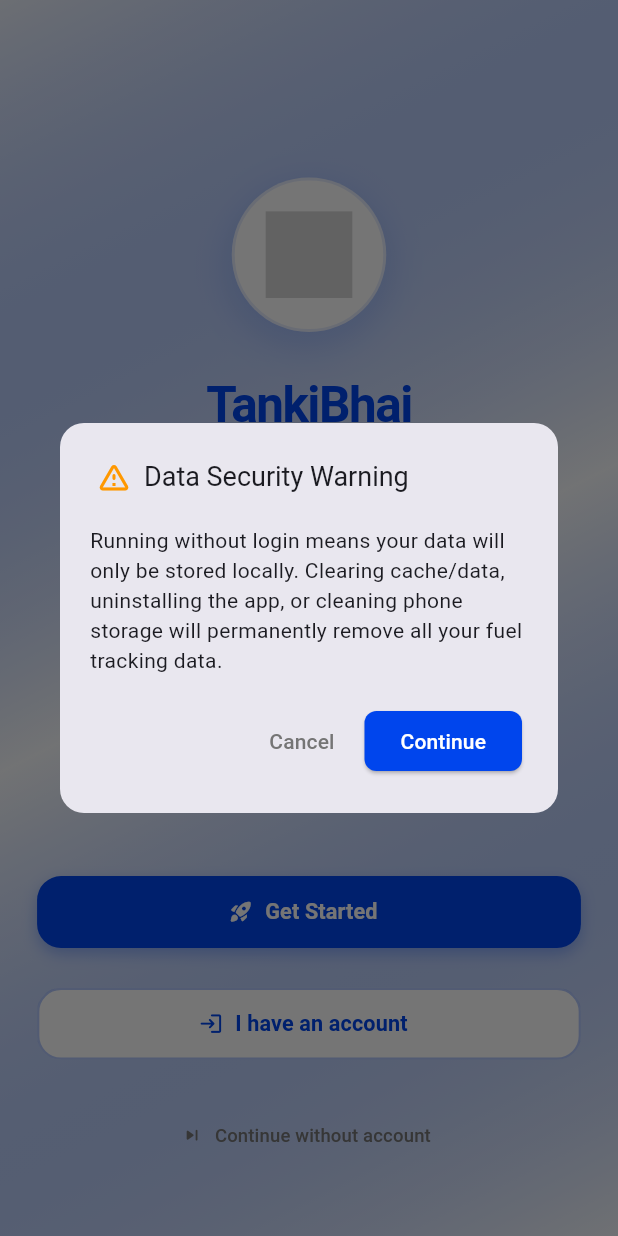
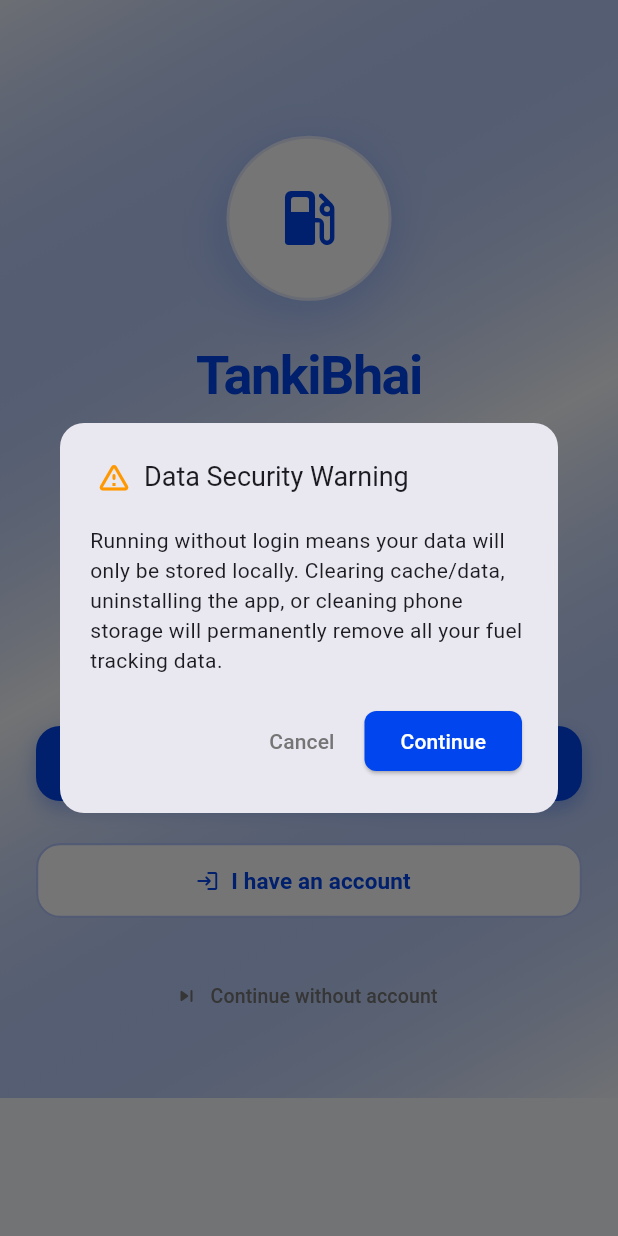
Before and after one commit to azizulever/tankibhai_android, a Flutter app: the WelcomeScreen screen opened directly, after a tap on "Continue without account", on a phone screen of 412 x 824 dp. Run offline on Flutter 3.47's test engine with Material 3 defaults, Android fonts, the light colour scheme and no system bars; our stand-ins replace flutter_svg, get, shared_preferences; accounts and stored records are empty.

Commit message:
auth modified

```diff
--- a/lib/screens/auth/welcome_screen.dart
+++ b/lib/screens/auth/welcome_screen.dart
@@ -1,5 +1,4 @@
 import 'package:flutter/material.dart';
-import 'package:flutter_svg/flutter_svg.dart';
 import 'package:get/get.dart';
 import 'package:mileage_calculator/screens/auth/login_screen.dart';
 import 'package:mileage_calculator/screens/auth/registration_screen.dart';
@@ -12,9 +11,6 @@
 
   @override
   Widget build(BuildContext context) {
-    final screenHeight = MediaQuery.of(context).size.height;
-    final screenWidth = MediaQuery.of(context).size.width;
-
     return Scaffold(
       body: Container(
         decoration: BoxDecoration(
@@ -30,41 +26,35 @@
         ),
         child: SafeArea(
           child: SingleChildScrollView(
-            padding: EdgeInsets.symmetric(
-              horizontal: screenWidth * 0.06,
-              vertical: screenHeight * 0.02,
+            padding: const EdgeInsets.symmetric(
+              horizontal: 24,
+              vertical: 16,
             ),
             child: SizedBox(
-              height: screenHeight - MediaQuery.of(context).padding.top - MediaQuery.of(context).padding.bottom - (screenHeight * 0.04),
+              height: 700,
               child: Column(
                 children: [
-                  SizedBox(height: screenHeight * 0.03), // Reduced from 0.05
+                  const SizedBox(height: 20),
 
                   // Hero Section with App Logo
                   Expanded(
-                    flex: 4, // Increased from 3
+                    flex: 3,
                     child: Column(
                       mainAxisAlignment: MainAxisAlignment.center,
                       children: [
                         // App Logo with modern circular background
                         Container(
-                          width: screenWidth * 0.25, // Reduced from 0.28
-                          height: screenWidth * 0.25, // Reduced from 0.28
-                          constraints: const BoxConstraints(
-                            minWidth: 90, // Reduced from 100
-                            maxWidth: 120, // Reduced from 140
-                            minHeight: 90, // Reduced from 100
-                            maxHeight: 120, // Reduced from 140
-                          ),
+                          width: 110,
+                          height: 110,
                           decoration: BoxDecoration(
                             color: Colors.white,
                             shape: BoxShape.circle,
                             boxShadow: [
                               BoxShadow(
                                 color: primaryColor.withOpacity(0.15),
-                                blurRadius: 20, // Reduced from 30
-                                offset: const Offset(0, 8), // Reduced from 10
-                                spreadRadius: 3, // Reduced from 5
+                                blurRadius: 25,
+                                offset: const Offset(0, 10),
+                                spreadRadius: 4,
                               ),
                             ],
                             border: Border.all(
@@ -72,25 +62,23 @@
                               width: 2,
                             ),
                           ),
-                          child: Padding(
-                            padding: EdgeInsets.all(screenWidth * 0.05), // Reduced from 0.06
-                            child: SvgPicture.asset(
-                              'assets/app_icon.svg',
-                              colorFilter: const ColorFilter.mode(
-                                primaryColor,
-                                BlendMode.srcIn,
-                              ),
+                          child: const Padding(
+                            padding: EdgeInsets.all(24),
+                            child: Icon(
+                              Icons.local_gas_station_rounded,
+                              color: primaryColor,
+                              size: 48,
                             ),
                           ),
                         ),
 
-                        SizedBox(height: screenHeight * 0.03), // Reduced from 0.04
+                        const SizedBox(height: 24),
 
                         // App Title with modern typography
-                        Text(
+                        const Text(
                           'TankiBhai',
                           style: TextStyle(
-                            fontSize: screenWidth * 0.08, // Reduced from 0.09
+                            fontSize: 36,
                             fontWeight: FontWeight.bold,
                             color: primaryColor,
                             letterSpacing: -1,
@@ -98,13 +86,13 @@
                           textAlign: TextAlign.center,
                         ),
 
-                        SizedBox(height: screenHeight * 0.008), // Reduced from 0.01
+                        const SizedBox(height: 8),
 
                         // Subtitle with fuel tracking context
                         Text(
                           'Smart Fuel Tracking',
                           style: TextStyle(
-                            fontSize: screenWidth * 0.04, // Reduced from 0.045
+                            fontSize: 18,
                             fontWeight: FontWeight.w600,
                             color: Colors.grey[700],
                             letterSpacing: 0.5,
@@ -112,56 +100,32 @@
                           textAlign: TextAlign.center,
                         ),
 
-                        SizedBox(height: screenHeight * 0.015), // Reduced from 0.02
+                        const SizedBox(height: 16),
 
                         // Description with fuel-related context
                         Padding(
-                          padding: EdgeInsets.symmetric(horizontal: screenWidth * 0.04), // Reduced from 0.05
+                          padding: const EdgeInsets.symmetric(horizontal: 20),
                           child: Text(
                             'Track fuel consumption • Monitor expenses • Optimize mileage • Save money on every trip',
                             style: TextStyle(
-                              fontSize: screenWidth * 0.035, // Reduced from 0.04
+                              fontSize: 15,
                               color: Colors.grey[600],
-                              height: 1.4, // Reduced from 1.5
+                              height: 1.5,
                             ),
                             textAlign: TextAlign.center,
                           ),
-                        ),
-
-                        SizedBox(height: screenHeight * 0.025), // Reduced from 0.04
-
-                        // Feature highlights with fuel icons
-                        Row(
-                          mainAxisAlignment: MainAxisAlignment.spaceEvenly,
-                          children: [
-                            _buildFeatureItem(
-                              icon: Icons.local_gas_station_rounded,
-                              label: 'Track Fuel',
-                              screenWidth: screenWidth,
-                            ),
-                            _buildFeatureItem(
-                              icon: Icons.timeline_rounded,
-                              label: 'Monitor Trends',
-                              screenWidth: screenWidth,
-                            ),
-                            _buildFeatureItem(
-                              icon: Icons.savings_rounded,
-                              label: 'Save Money',
-                              screenWidth: screenWidth,
-                            ),
-                          ],
                         ),
                       ],
                     ),
                   ),
 
-                  SizedBox(height: screenHeight * 0.02), // Reduced from 0.05
+                  const SizedBox(height: 30),
 
                   // Action Buttons Section
                   Expanded(
-                    flex: 2, // Increased from 1
+                    flex: 2,
                     child: Column(
-                      mainAxisAlignment: MainAxisAlignment.spaceEvenly, // Changed from end
+                      mainAxisAlignment: MainAxisAlignment.spaceEvenly,
                       children: [
                         // Primary CTA Button
                         _buildModernButton(
@@ -169,7 +133,6 @@
                           text: 'Get Started',
                           isPrimary: true,
                           icon: Icons.rocket_launch_rounded,
-                          screenWidth: screenWidth,
                         ),
 
                         // Secondary Button
@@ -178,7 +141,6 @@
                           text: 'I have an account',
                           isPrimary: false,
                           icon: Icons.login_rounded,
-                          screenWidth: screenWidth,
                         ),
 
                         // Continue without account
@@ -186,14 +148,14 @@
                           onPressed: () => _showRunWithoutLoginDialog(context),
                           icon: Icon(
                             Icons.skip_next_rounded,
-                            size: screenWidth * 0.035, // Reduced from 0.04
+                            size: 16,
                             color: Colors.grey[600],
                           ),
                           label: Text(
                             'Continue without account',
                             style: TextStyle(
                               color: Colors.grey[600],
-                              fontSize: screenWidth * 0.03, // Reduced from 0.032
+                              fontSize: 13,
                               fontWeight: FontWeight.w500,
                             ),
                           ),
@@ -210,78 +172,39 @@
     );
   }
 
-  Widget _buildFeatureItem({
-    required IconData icon,
-    required String label,
-    required double screenWidth,
-  }) {
-    return Expanded(
-      child: Column(
-        mainAxisSize: MainAxisSize.min,
-        children: [
-          Container(
-            padding: EdgeInsets.all(screenWidth * 0.025), // Reduced from 0.03
-            decoration: BoxDecoration(
-              color: primaryColor.withOpacity(0.1),
-              borderRadius: BorderRadius.circular(12),
-              border: Border.all(
-                color: primaryColor.withOpacity(0.2),
-                width: 1,
-              ),
-            ),
-            child: Icon(
-              icon,
-              color: primaryColor,
-              size: screenWidth * 0.055, // Reduced from 0.06
-            ),
-          ),
-          SizedBox(height: screenWidth * 0.015), // Reduced from 0.02
-          Text(
-            label,
-            style: TextStyle(
-              fontSize: screenWidth * 0.028, // Reduced from 0.03
-              fontWeight: FontWeight.w600,
-              color: Colors.grey[700],
-            ),
-            textAlign: TextAlign.center,
-          ),
-        ],
-      ),
-    );
-  }
-
   Widget _buildModernButton({
     required VoidCallback onPressed,
     required String text,
     required bool isPrimary,
     required IconData icon,
-    required double screenWidth,
   }) {
     return Container(
       width: double.infinity,
-      height: 48, // Reduced from 52
+      height: 50,
       constraints: const BoxConstraints(maxWidth: 400),
       decoration: BoxDecoration(
         borderRadius: BorderRadius.circular(16),
-        boxShadow: isPrimary ? [
+        boxShadow: isPrimary
+            ? [
                 BoxShadow(
                   color: primaryColor.withOpacity(0.3),
-            blurRadius: 8, // Reduced from 12
-            offset: const Offset(0, 4), // Reduced from 6
+                  blurRadius: 10,
+                  offset: const Offset(0, 5),
                 ),
-        ] : null,
+              ]
+            : null,
       ),
       child: ElevatedButton.icon(
         onPressed: onPressed,
         icon: Icon(
           icon,
-          size: screenWidth * 0.04, // Reduced from 0.045
+          size: 16,
           color: isPrimary ? Colors.white : primaryColor,
         ),
         label: Text(
           text,
           style: TextStyle(
-            fontSize: screenWidth * 0.035, // Reduced from 0.038
+            fontSize: 15,
             fontWeight: FontWeight.w600,
             color: isPrimary ? Colors.white : primaryColor,
           ),
@@ -290,7 +213,9 @@
           backgroundColor: isPrimary ? primaryColor : Colors.white,
           foregroundColor: isPrimary ? Colors.white : primaryColor,
           elevation: 0,
-          side: isPrimary ? null : BorderSide(
+          side: isPrimary
+              ? null
+              : BorderSide(
                   color: primaryColor.withOpacity(0.3),
                   width: 1.5,
                 ),
@@ -320,16 +245,11 @@
             ),
           ],
         ),
-        content: ConstrainedBox(
-          constraints: BoxConstraints(
-            maxWidth: MediaQuery.of(context).size.width * 0.8,
-          ),
-          child: const Text(
+        content: const Text(
           'Running without login means your data will only be stored locally. '
           'Clearing cache/data, uninstalling the app, or cleaning phone storage '
           'will permanently remove all your fuel tracking data.',
           style: TextStyle(fontSize: 14, height: 1.4),
-          ),
         ),
         actions: [
           TextButton(
--- a/lib/screens/splash_screen.dart
+++ b/lib/screens/splash_screen.dart
@@ -77,7 +77,7 @@
                   ),
                   const SizedBox(height: 12),
                   Text(
-                    'Track Fuel & Drive Smart',
+                    'Smart Fuel Tracking',
                     style: TextStyle(fontSize: 14, color: Colors.black),
                   ),
                   const SizedBox(height: 260),
--- a/lib/services/auth_service.dart
+++ b/lib/services/auth_service.dart
@@ -1,3 +1,4 @@
+import 'package:flutter/material.dart';
 import 'package:get/get.dart';
 
 // Mock auth service for when Firebase is not configured
@@ -13,10 +14,18 @@
 
       // Mock successful registration
       isLoggedIn.value = true;
-      Get.snackbar('Success', 'Account created successfully');
+      Get.snackbar(
+        'Success',
+        'Account created successfully',
+        backgroundColor: const Color(0xFF0045ED),
+        colorText: const Color(0xFFFFFFFF),
+      );
       return true;
     } catch (e) {
-      Get.snackbar('Registration Error', 'An error occurred during registration');
+      Get.snackbar(
+        'Registration Error',
+        'An error occurred during registration',
+      );
       return false;
     } finally {
       isLoading.value = false;
@@ -31,7 +40,12 @@
 
       // Mock successful login
       isLoggedIn.value = true;
-      Get.snackbar('Success', 'Logged in successfully');
+      Get.snackbar(
+        'Success',
+        'Logged in successfully',
+        backgroundColor: const Color(0xFF0045ED),
+        colorText: const Color(0xFFFFFFFF),
+      );
       return true;
     } catch (e) {
       Get.snackbar('Login Error', 'Invalid email or password');
@@ -49,10 +63,18 @@
 
       // Mock successful Google sign-in
       isLoggedIn.value = true;
-      Get.snackbar('Success', 'Signed in with Google successfully');
+      Get.snackbar(
+        'Success',
+        'Signed in with Google successfully',
+        backgroundColor: const Color(0xFF0045ED),
+        colorText: const Color(0xFFFFFFFF),
+      );
       return true;
     } catch (e) {
-      Get.snackbar('Google Sign-In Error', 'An error occurred during Google sign-in');
+      Get.snackbar(
+        'Google Sign-In Error',
+        'An error occurred during Google sign-in',
+      );
       return false;
     } finally {
       isLoading.value = false;
@@ -64,7 +86,12 @@
       isLoading.value = true;
       // Simulate sending password reset email
       await Future.delayed(const Duration(seconds: 2));
-      Get.snackbar('Success', 'Password reset email sent to $email');
+      Get.snackbar(
+        'Success',
+        'Password reset email sent to $email',
+        backgroundColor: const Color(0xFF0045ED),
+        colorText: const Color(0xFFFFFFFF),
+      );
     } catch (e) {
       Get.snackbar('Error', 'An error occurred while sending reset email');
     } finally {
@@ -74,6 +101,11 @@
 
   Future<void> signOut() async {
     isLoggedIn.value = false;
-    Get.snackbar('Success', 'Logged out successfully');
+    Get.snackbar(
+      'Success',
+      'Logged out successfully',
+      backgroundColor: const Color(0xFF0045ED),
+      colorText: const Color(0xFFFFFFFF),
+    );
   }
 }
--- a/pubspec.yaml
+++ b/pubspec.yaml
@@ -2,7 +2,7 @@
 description: "A new Flutter project."
 publish_to: 'none'
 
-version: 1.3.18+19
+version: 1.3.19+20
 
 environment:
   sdk: ^3.7.0
```
Also changed, not shown: assets/google_logo.svg (added). Lines whose indentation alone changed are shown as unchanged.
